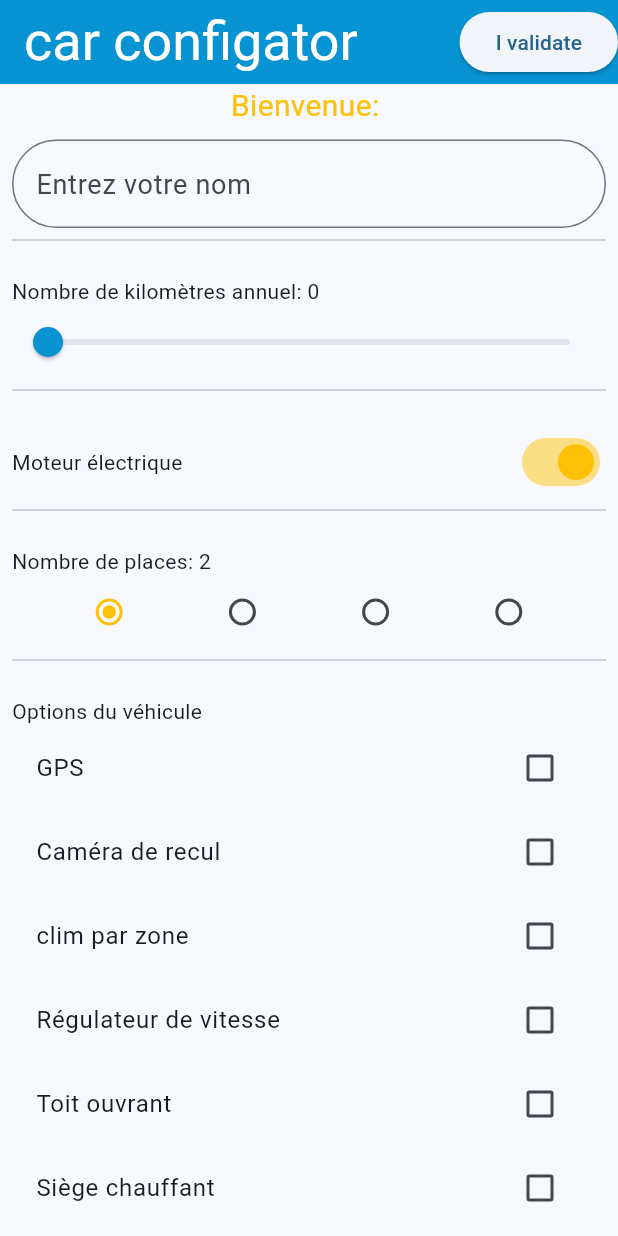
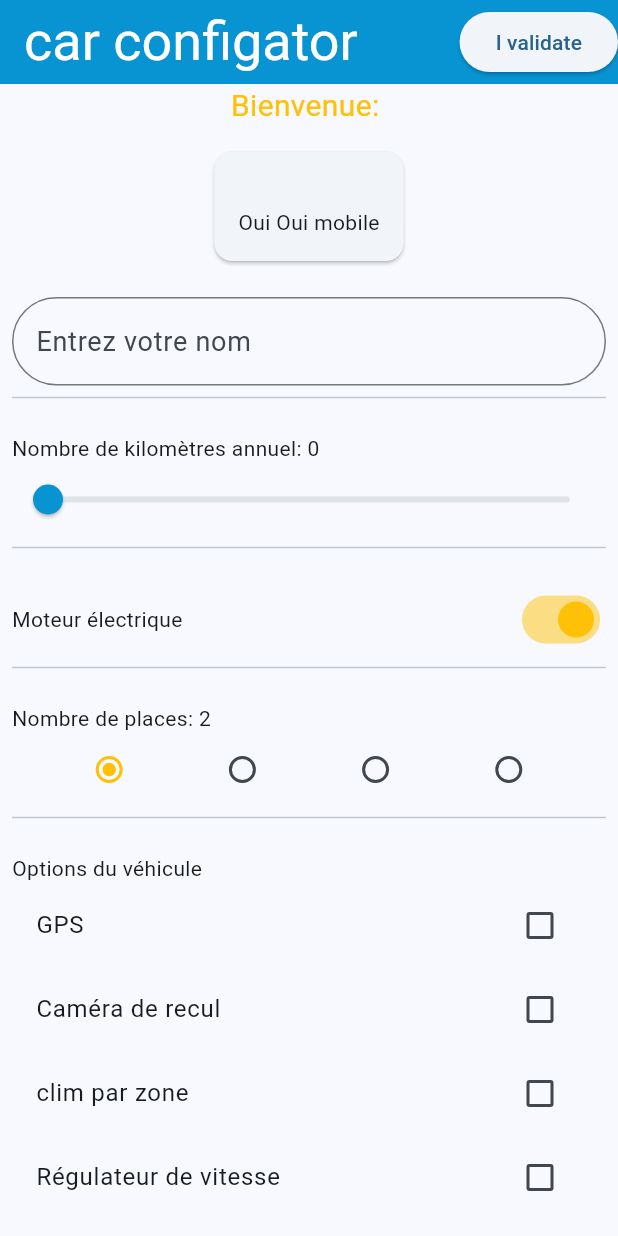
Before and after one commit to KaserekaKighunda/my_ideal_car, a Flutter app: the screen it shows after launch, on a phone screen of 412 x 824 dp. Run offline on Flutter 3.47's test engine with Material 3 defaults, Android fonts, the light colour scheme and no system bars.

Commit message:
creation of Card for image of car

```diff
--- a/lib/car_selector_page.dart
+++ b/lib/car_selector_page.dart
@@ -9,13 +9,16 @@ class CarSelectorPage extends StatefulWidget {
 }
 
 class _CarSelecorPageState extends State<CarSelectorPage> {
+  String _result = "";
   String _firstName = "";
   double _kms = 0;
   bool _electric = true;
   final List<int> _places = [2, 4, 5, 7];
   int _placesselected = 2;
 
-  Map<String, bool> _options = {
+  String? _image;
+
+  final Map<String, bool> _options = {
     "GPS": false,
     "Caméra de recul": false,
     "clim par zone": false,
@@ -26,6 +29,17 @@ class _CarSelecorPageState extends State<CarSelectorPage> {
     "Jantes alu": false
   };
 
+  Car? _carSelected;
+  List<Car> _cars = [
+    Car(name: "MG cyberster", url: "MG", places: 2, isElectric: true),
+    Car(name: "R5 électrique", url: "R5", places: 4, isElectric: true),
+    Car(name: "Tesla", url: "tesla", places: 5, isElectric: true),
+    Car(name: "Van VW", url: "Van", places: 7, isElectric: true),
+    Car(name: "Alpine", url: "Alpine", places: 2, isElectric: false),
+    Car(name: "Fiat 500", url: "Fiat 500", places: 4, isElectric: false),
+    Car(name: "Peugeot 3008", url: "P3008", places: 5, isElectric: false),
+    Car(name: "Dacia Jogger", url: "Jogger", places: 7, isElectric: false),
+  ];
   void _unfocusMethode1() {
     FocusScope.of(context).unfocus();
   }
@@ -84,6 +98,24 @@ class _CarSelecorPageState extends State<CarSelectorPage> {
     });
   }
 
+  void _handleResult() {
+    setState(() {
+      _result = isGoodChoice();
+      _carSelected = _cars.firstWhere((car) =>
+          car.isElectric == _electric && car.places == _placesselected);
+    });
+  }
+
+  String isGoodChoice() {
+    if (_kms > 15000 && _electric) {
+      return "Vous devriez pensez à un moteur compte tenu du nombre de kilomètre ";
+    } else if (_kms < 5000 && !_electric) {
+      return "Vous faites peu de kilomètres, pensez à regarder les voitures électriques";
+    } else {
+      return "Voici la voiture faite pour vous";
+    }
+  }
+
   @override
   Widget build(BuildContext context) {
     return Scaffold(
@@ -95,7 +127,7 @@ class _CarSelecorPageState extends State<CarSelectorPage> {
         backgroundColor: const Color.fromARGB(255, 8, 147, 211),
         actions: [
           ElevatedButton(
-            onPressed: () {},
+            onPressed: _handleResult,
             child: Text("I validate"),
           )
         ],
@@ -109,6 +141,27 @@ class _CarSelecorPageState extends State<CarSelectorPage> {
                   color: Colors.amber,
                 ),
                 "Bienvenue: $_firstName"),
+            Card(
+              margin: EdgeInsets.all(16),
+              child: Container(
+                padding: EdgeInsets.all(16),
+                child: Column(
+                  mainAxisSize: MainAxisSize.max,
+                  children: [
+                    Text(_result),
+                    (_carSelected == null)
+                        ? SizedBox(
+                            height: 0,
+                          )
+                        : Image.asset(
+                            _carSelected!.urlString,
+                            fit: BoxFit.contain,
+                          ),
+                    Text(_carSelected?.name ?? "Oui Oui mobile")
+                  ],
+                ),
+              ),
+            ),
             _interactiveWidget(
               children: [
                 TextField(
@@ -194,3 +247,18 @@ class _CarSelecorPageState extends State<CarSelectorPage> {
     );
   }
 }
+
+class Car {
+  String name;
+  String url;
+  int places;
+  bool isElectric;
+
+  Car({
+    required this.name,
+    required this.url,
+    required this.places,
+    required this.isElectric,
+  });
+  String get urlString => "assets/$url.jpg";
+}
```
